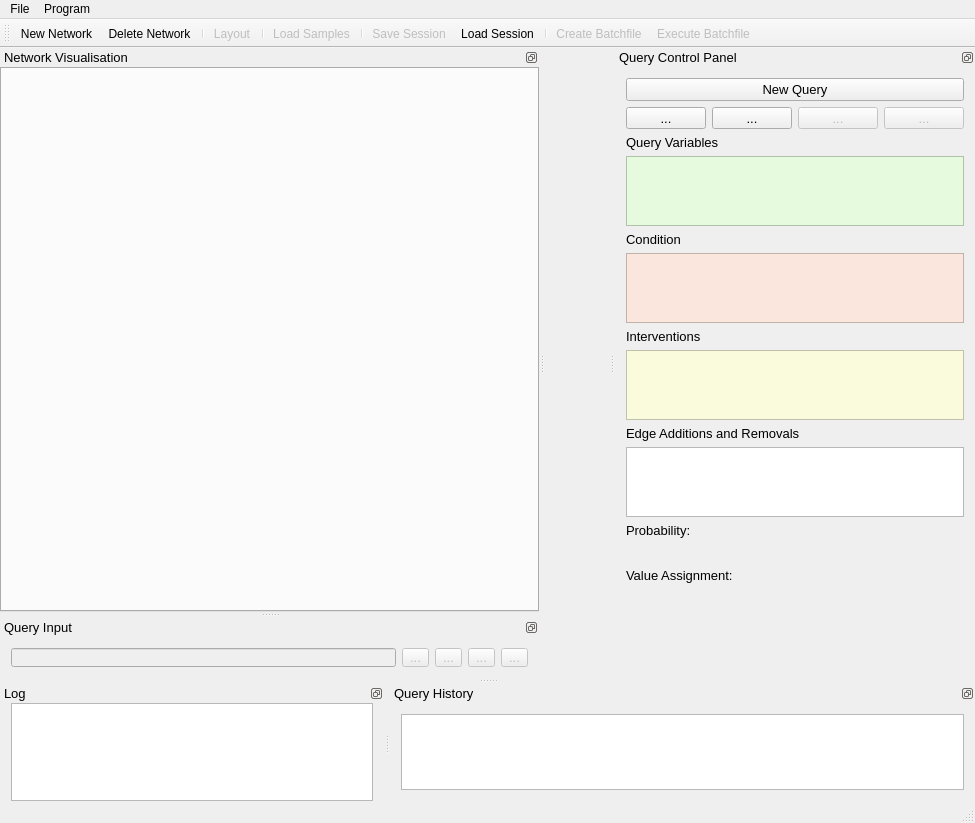
unisb-bioinf/causaltrail, file gui/mainwindow.ui: the form before one commit.
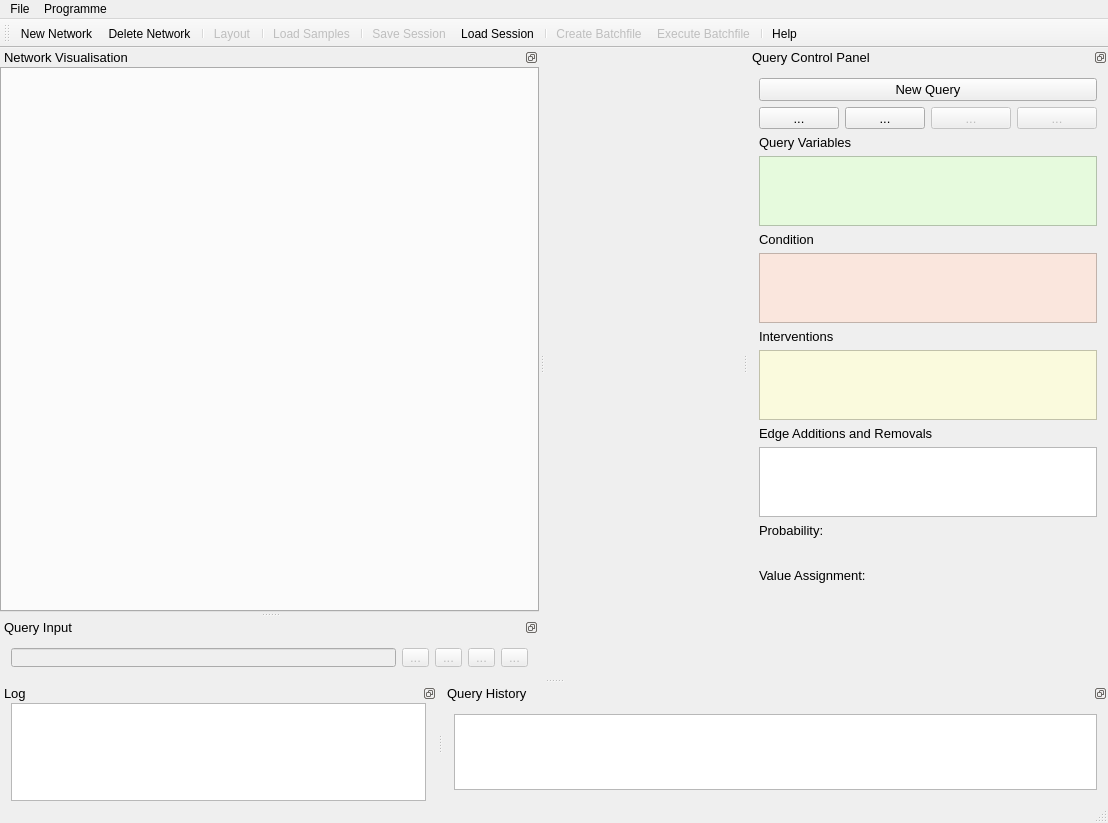
The form after the commit. Icons and pictures are not drawn. Custom widgets are drawn as their Qt base class.

Commit message: ListWidgetGetMultiCopy class added. It allows to copy multiple lines out of the Log. This is especially useful for Query Batch files

What changed in the file:
```diff
--- a/gui/mainwindow.ui
+++ b/gui/mainwindow.ui
@@ -9,7 +9,7 @@
    <rect>
     <x>0</x>
     <y>0</y>
-    <width>975</width>
+    <width>1108</width>
     <height>823</height>
    </rect>
   </property>
@@ -41,13 +41,13 @@
     <rect>
      <x>0</x>
      <y>0</y>
-     <width>975</width>
+     <width>1108</width>
      <height>19</height>
     </rect>
    </property>
    <widget class="QMenu" name="menuProgram">
     <property name="title">
-     <string>Program</string>
+     <string>Programme</string>
     </property>
     <addaction name="actionAbout"/>
     <addaction name="actionClose"/>
@@ -103,6 +103,8 @@
    <addaction name="separator"/>
    <addaction name="actionCreate_Batchfile"/>
    <addaction name="actionExecute_Batchfile"/>
+   <addaction name="separator"/>
+   <addaction name="actionHelp_2"/>
   </widget>
   <widget class="QDockWidget" name="dockWidget">
    <property name="sizePolicy">
@@ -981,8 +983,28 @@
     <string>Help</string>
    </property>
   </action>
+  <action name="actionHelp_2">
+   <property name="icon">
+    <iconset theme="help-contents">
+     <normaloff/>
+    </iconset>
+   </property>
+   <property name="text">
+    <string>Help</string>
+   </property>
+   <property name="toolTip">
+    <string>Shows the documentation of CausalTrail</string>
+   </property>
+  </action>
  </widget>
  <layoutdefault spacing="6" margin="11"/>
+ <customwidgets>
+  <customwidget>
+   <class>ListWidgetMultiCopy</class>
+   <extends>QListWidget</extends>
+   <header location="global">listwidgetmulticopy.h</header>
+  </customwidget>
+ </customwidgets>
  <resources/>
  <connections>
   <connection>
```
Left out of the diff: 8 changed lines with no effect on the pictures. The commit also changes 5 other files.
